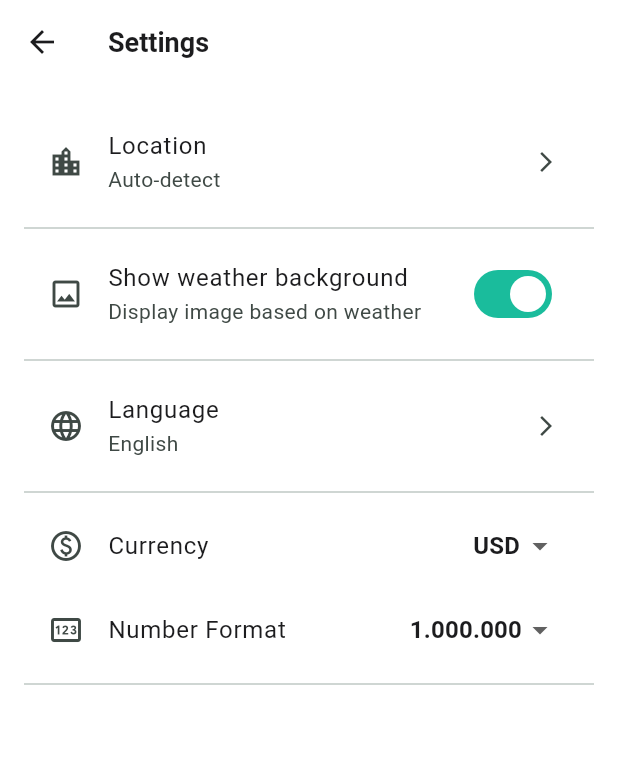
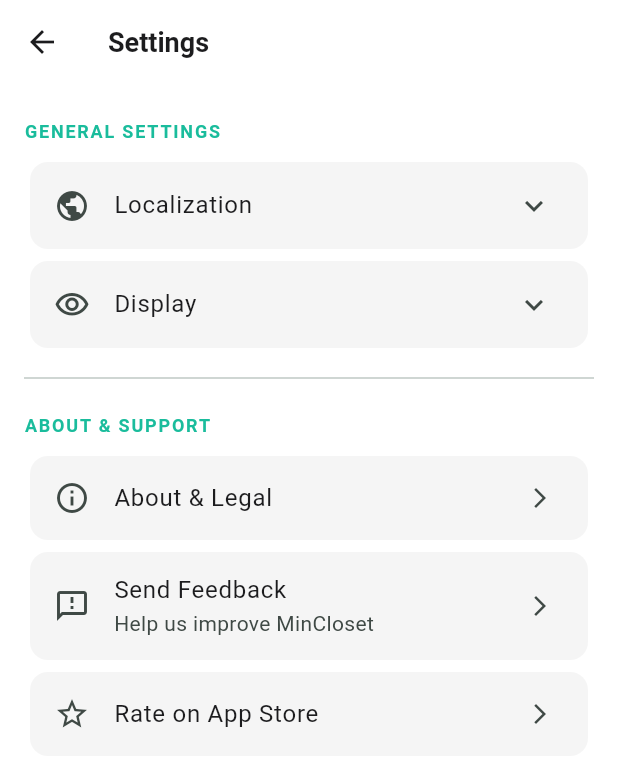
Before and after one commit to minhdatvn/MinCloset, a Flutter app: the SettingsPage screen opened by its route, on a phone screen of 412 x 824 dp. Shown: the top 767 px of the screen. Run offline on Flutter 3.47's test engine with Material 3 defaults, Android fonts, the phone set to English and light mode, and no system bars; our stand-ins replace dotted_border, equatable, fl_chart, flutter_animate, flutter_dotenv, flutter_hooks and 18 more; missing offline and left inert: pro_image_editor; accounts and stored records are empty; network calls fail; Roboto replaces fonts that are missing (BeVietnamPro).

Commit message:
Chuan bi update package

```diff
--- a/lib/screens/pages/home_page.dart
+++ b/lib/screens/pages/home_page.dart
@@ -306,7 +306,7 @@ class _HomePageState extends ConsumerState<HomePage> {
                           theme.scaffoldBackgroundColor,
                           theme.scaffoldBackgroundColor.withValues(alpha:0),
                         ],
-                        stops: const [0.0, 0.8],
+                        stops: const [0.0, 0.6],
                       ),
                     ),
                   ),
--- a/lib/screens/pages/profile_page.dart
+++ b/lib/screens/pages/profile_page.dart
@@ -179,14 +179,6 @@ class _ProfilePageState extends ConsumerState<ProfilePage> {
           children: [
             _buildProfileHeader(state),
             const Divider(height: 32),
-            ListTile(
-              contentPadding: EdgeInsets.zero,
-              leading: const Icon(Icons.info_outline), // Đổi icon
-              title: const Text('About & Legal'), // Đổi tiêu đề
-              trailing: const Icon(Icons.arrow_forward_ios, size: 16),
-              onTap: () => Navigator.pushNamed(context, AppRoutes.aboutLegal), // Điều hướng đến trang mới
-            ),
-            const Divider(height: 32),
 
             Text('Closets overview', style: Theme.of(context).textTheme.titleLarge?.copyWith(fontWeight: FontWeight.bold)),
             const SizedBox(height: 16),
--- a/lib/screens/settings_page.dart
+++ b/lib/screens/settings_page.dart
@@ -11,6 +11,7 @@ class SettingsPage extends ConsumerWidget {
   const SettingsPage({super.key});
 
   void _showLanguageDialog(BuildContext context, WidgetRef ref) {
+    // ... logic của hàm này được giữ nguyên ...
     final currentLocale = ref.read(localeProvider);
     showDialog(
       context: context,
@@ -53,7 +54,6 @@ class SettingsPage extends ConsumerWidget {
         );
       },
     );
-
   }
 
   @override
@@ -69,52 +69,34 @@ class SettingsPage extends ConsumerWidget {
       body: ListView(
         padding: const EdgeInsets.all(16.0),
         children: [
-          ListTile(
-            leading: const Icon(Icons.location_city_outlined),
-            title: const Text('Location'),
-            subtitle: Text(state.cityMode == CityMode.auto
-                ? 'Auto-detect'
-                : state.manualCity),
-            trailing: const Icon(Icons.arrow_forward_ios, size: 16),
-            onTap: () {
-              Navigator.pushNamed(context, AppRoutes.citySelection);
-            },
+          // --- NHÓM 1: CÀI ĐẶT CHUNG ---
+          const _SectionTitle('General Settings'),
+          _SettingsTile(
+            icon: Icons.public_outlined,
+            title: 'Localization',
+            child: Column(
+              children: [
+                _SettingsTile(
+                  icon: Icons.location_city_outlined,
+                  title: 'Location',
+                  subtitle: Text(state.cityMode == CityMode.auto ? 'Auto-detect' : state.manualCity),
+                  onTap: () => Navigator.pushNamed(context, AppRoutes.citySelection),
                 ),
-          const Divider(),
-
-          SwitchListTile(
-            title: const Text('Show weather background'),
-            subtitle: const Text('Display image based on weather'),
-            value: state.showWeatherImage,
-            onChanged: (bool value) {
-              notifier.updateShowWeatherImage(value);
-            },
-            secondary: const Icon(Icons.image_outlined),
-          ),
-          const Divider(),
-
-          ListTile(
-            leading: const Icon(Icons.language_outlined),
-            title: const Text('Language'),
+                _SettingsTile(
+                  icon: Icons.language_outlined,
+                  title: 'Language',
                   subtitle: Text(locale.languageCode == 'vi' ? 'Tiếng Việt' : 'English'),
-            trailing: const Icon(Icons.arrow_forward_ios, size: 16),
                   onTap: () => _showLanguageDialog(context, ref),
                 ),
-          const Divider(),
-
-          // --- LỰA CHỌN ĐƠN VỊ TIỀN TỆ ---
-          ListTile(
-            leading: const Icon(Icons.paid_outlined),
-            title: const Text('Currency'),
+                _SettingsTile(
+                  icon: Icons.paid_outlined,
+                  title: 'Currency',
                   trailing: DropdownButton<String>(
                     value: state.currency,
-              underline: const SizedBox(), // Ẩn đường gạch chân
-              items: ['VND', 'USD', 'EUR'].map((String value) {
-                return DropdownMenuItem<String>(
-                  value: value,
-                  child: Text(value),
-                );
-              }).toList(),
+                    underline: const SizedBox(),
+                    items: ['VND', 'USD', 'EUR']
+                        .map((String value) => DropdownMenuItem<String>(value: value, child: Text(value)))
+                        .toList(),
                     onChanged: (String? newValue) {
                       if (newValue != null) {
                         notifier.updateFormattingSettings(currency: newValue);
@@ -122,22 +104,20 @@ class SettingsPage extends ConsumerWidget {
                     },
                   ),
                 ),
-
-          // --- LỰA CHỌN ĐỊNH DẠNG SỐ ---
-          ListTile(
-            leading: const Icon(Icons.pin_outlined),
-            title: const Text('Number Format'),
+                _SettingsTile(
+                  icon: Icons.pin_outlined,
+                  title: 'Decimal format',
                   trailing: DropdownButton<NumberFormatType>(
                     value: state.numberFormat,
                     underline: const SizedBox(),
                     items: const [
                       DropdownMenuItem(
                         value: NumberFormatType.dotDecimal,
-                  child: Text('1.000.000'),
+                        child: Text('.', style: TextStyle(fontSize: 20, fontWeight: FontWeight.bold)),
                       ),
                       DropdownMenuItem(
                         value: NumberFormatType.commaDecimal,
-                  child: Text('1,000,000'),
+                        child: Text(',', style: TextStyle(fontSize: 20, fontWeight: FontWeight.bold)),
                       ),
                     ],
                     onChanged: (NumberFormatType? newValue) {
@@ -147,9 +127,113 @@ class SettingsPage extends ConsumerWidget {
                     },
                   ),
                 ),
-          const Divider(),
+              ],
+            ),
+          ),
+          _SettingsTile(
+            icon: Icons.visibility_outlined,
+            title: 'Display',
+            child: SwitchListTile(
+              title: const Text('Show weather background'),
+              subtitle: const Text('Display image based on weather'),
+              value: state.showWeatherImage,
+              onChanged: (bool value) {
+                notifier.updateShowWeatherImage(value);
+              },
+              secondary: const Icon(Icons.image_outlined),
+            ),
+          ),
+          const Divider(height: 32),
+
+          // --- NHÓM 2: GIỚI THIỆU & HỖ TRỢ ---
+          const _SectionTitle('About & Support'),
+          _SettingsTile(
+            icon: Icons.info_outline,
+            title: 'About & Legal',
+            onTap: () => Navigator.pushNamed(context, AppRoutes.aboutLegal),
+          ),
+          _SettingsTile(
+            icon: Icons.feedback_outlined,
+            title: 'Send Feedback',
+            subtitle: const Text('Help us improve MinCloset'),
+            onTap: () {
+              // TODO: Implement logic to open email or a feedback form
+            },
+          ),
+          _SettingsTile(
+            icon: Icons.star_outline,
+            title: 'Rate on App Store',
+            onTap: () {
+              // TODO: Implement logic to open app store page
+            },
+          ),
         ],
       ),
     );
   }
 }
+
+// Widget helper để tạo tiêu đề cho mỗi nhóm
+class _SectionTitle extends StatelessWidget {
+  final String title;
+  const _SectionTitle(this.title);
+
+  @override
+  Widget build(BuildContext context) {
+    return Padding(
+      padding: const EdgeInsets.only(top: 8.0, bottom: 8.0),
+      child: Text(
+        title.toUpperCase(),
+        style: Theme.of(context).textTheme.bodySmall?.copyWith(
+              color: Theme.of(context).colorScheme.primary,
+              fontWeight: FontWeight.bold,
+              letterSpacing: 1.2,
+            ),
+      ),
+    );
+  }
+}
+
+// Widget helper để tạo các ListTile cài đặt cho gọn
+class _SettingsTile extends StatelessWidget {
+  final IconData icon;
+  final String title;
+  final Widget? subtitle;
+  final Widget? trailing;
+  final VoidCallback? onTap;
+  final Widget? child;
+
+  const _SettingsTile({
+    required this.icon,
+    required this.title,
+    this.subtitle,
+    this.trailing,
+    this.onTap,
+    this.child,
+  });
+
+  @override
+  Widget build(BuildContext context) {
+    if (child != null) {
+      return Card(
+        clipBehavior: Clip.antiAlias,
+        child: ExpansionTile(
+          leading: Icon(icon),
+          title: Text(title),
+          childrenPadding: const EdgeInsets.only(left: 16),
+          children: [child!],
+        ),
+      );
+    }
+    return Card(
+      clipBehavior: Clip.antiAlias,
+      child: ListTile(
+        leading: Icon(icon),
+        title: Text(title),
+        subtitle: subtitle,
+        trailing: trailing ?? (onTap != null ? const Icon(Icons.arrow_forward_ios, size: 16) : null),
+        onTap: onTap,
+      ),
+    );
+  }
+}
```
Also changed, not shown: pubspec.lock. Lines whose indentation alone changed are shown as unchanged.
